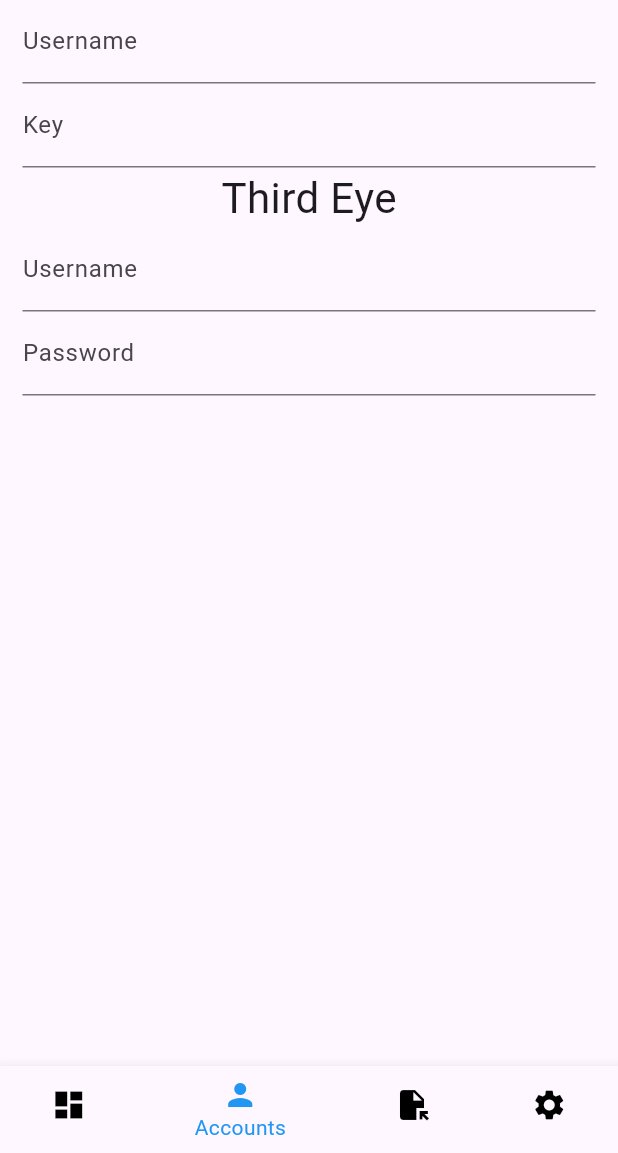
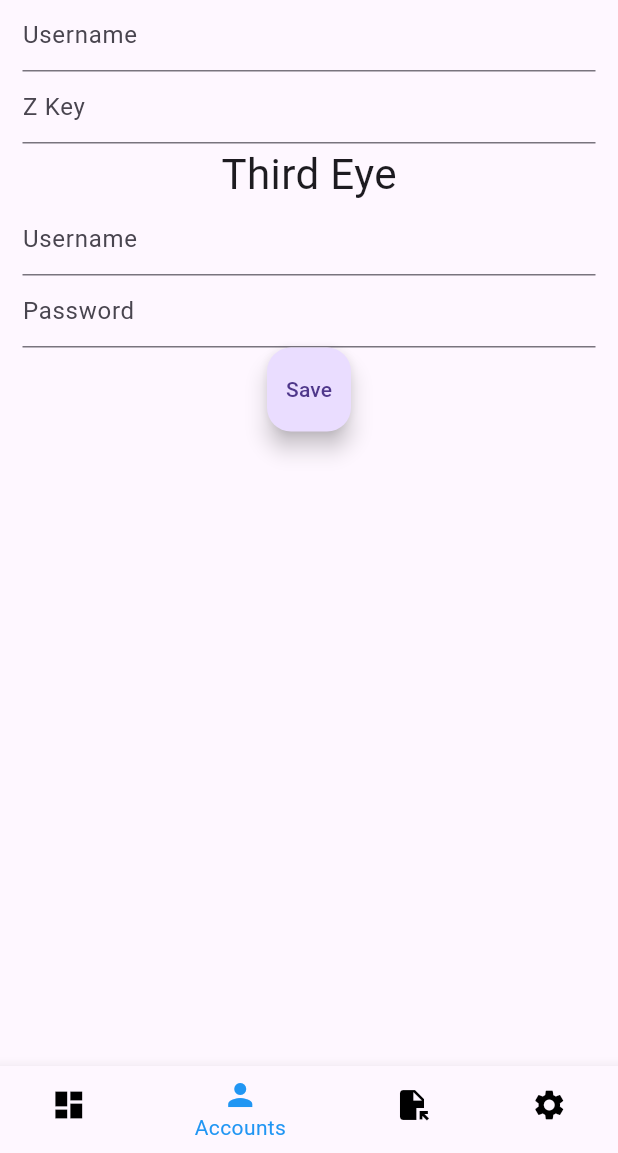
Before and after one commit to Chris-Rauch/robo_talker_pro, a Flutter app: the screen it shows after launch, item 2 of the bottom bar chosen, on a phone screen of 412 x 824 dp, the part 83-1236 px from its top. Run offline on Flutter 3.47's test engine with Material 3 defaults, Android fonts, the phone set to English and light mode, and no system bars; our stand-ins replace bloc, file_picker, flutter_bloc; missing offline and left inert: excel.

Commit message:
Began implementing save and laod data functions

```diff
--- a/lib/views/main_view/account_view.dart
+++ b/lib/views/main_view/account_view.dart
@@ -1,7 +1,46 @@
 import 'package:flutter/material.dart';
+import 'package:robo_talker_pro/auxillary/shared_preferences.dart';
 
-class AccountView extends StatelessWidget {
-  const AccountView({super.key});
+class AccountView extends StatefulWidget {
+  AccountView({super.key});
+
+  @override
+  State<StatefulWidget> createState() => _AccountView();
+}
+
+class _AccountView extends State<AccountView> {
+
+  String? roboUsername;
+  String? roboKey;
+  String? teUsername;
+  String? tePword;
+
+  @override
+  void initState() {
+    super.initState();
+    /*
+    roboUsername = loadData('roboUsername');
+    roboKey = loadData('roboKey');
+    teUsername = loadData('Third Eye Username');
+    tePword = loadData('Third Eye Password');
+    */
+  }
+
+  _save() {
+    if (roboUsername != null) {
+      saveData('roboUsername', roboUsername!);
+    }
+    if (roboKey != null) {
+      saveData('roboKey', roboKey!);
+    }
+    if (teUsername != null) {
+      saveData('Third Eye Username', teUsername!);
+    }
+    if (tePword != null) {
+      saveData('Third Eye Password', tePword!);
+    }
+
+  }
 
   @override
   Widget build(BuildContext context) {
@@ -10,46 +49,71 @@ class AccountView extends StatelessWidget {
         //height: 100,
         alignment: Alignment.center,
         padding: const EdgeInsets.all(15),
-        child: const Column(
+        child: Column(
           children: [
-            Text(
+            const Text(
               'Robo Talker',
               style: TextStyle(
                 fontSize: 28.10,
               ),
             ),
             TextField(
+              onChanged: (value) {
+                setState(() {
+                  roboUsername = value;
+                  print('set state');
+                });
+              },
               decoration: InputDecoration(
-                hintText: "Username",
-                labelText: "Username",
+                hintText: roboUsername ?? 'Username',
+                //labelText: roboUsername ?? 'Username',
               ),
             ),
             TextField(
+              onChanged: (value) {
+                setState(() {
+                  roboKey = value;
+                });
+              },
               obscureText: true,
               decoration: InputDecoration(
-                hintText: "Key",
-                labelText: "Key",
+                hintText: roboKey ?? 'Z Key',
+                //labelText: roboKey,
               ),
             ),
-            Text(
+            const Text(
               'Third Eye',
               style: TextStyle(
                 fontSize: 28.10,
               ),
             ),
             TextField(
+              onChanged: (value) {
+                setState(() {
+                  teUsername = value;
+                });
+              },
               decoration: InputDecoration(
-                hintText: "Enter Username Here",
-                labelText: "Username",
+                hintText: teUsername ?? 'Username',
+                //labelText: teUsername,
               ),
             ),
             TextField(
+              onChanged: (value) {
+                setState(() {
+                  tePword = value;
+                });
+              },
               obscureText: true,
               decoration: InputDecoration(
-                hintText: "Enter Password Here",
-                labelText: "Password",
+                hintText: tePword ?? 'Password',
+                //labelText: tePword,
               ),
             ),
+            FloatingActionButton(
+              onPressed: _save,
+              child: const Text('Save'),
+              ),
           ],
         ),
       ),
--- a/lib/views/main_view/main_view.dart
+++ b/lib/views/main_view/main_view.dart
@@ -56,7 +56,7 @@
       case 0:
         return const ProjectView();
       case 1:
-        return const AccountView();
+        return AccountView();
       case 2:
         return const NoCallAgreementView();
       case 3:
--- a/pubspec.yaml
+++ b/pubspec.yaml
@@ -43,6 +43,7 @@ dependencies:
   path_provider: ^2.1.3
   bloc: ^8.1.4
   flutter_bloc: ^8.1.5
+  shared_preferences: ^2.2.3
 
 dev_dependencies:
   flutter_test:
```
Also changed, not shown: lib/auxillary/shared_preferences.dart (added, +53 -0 lines), pubspec.lock, 1 other file.
